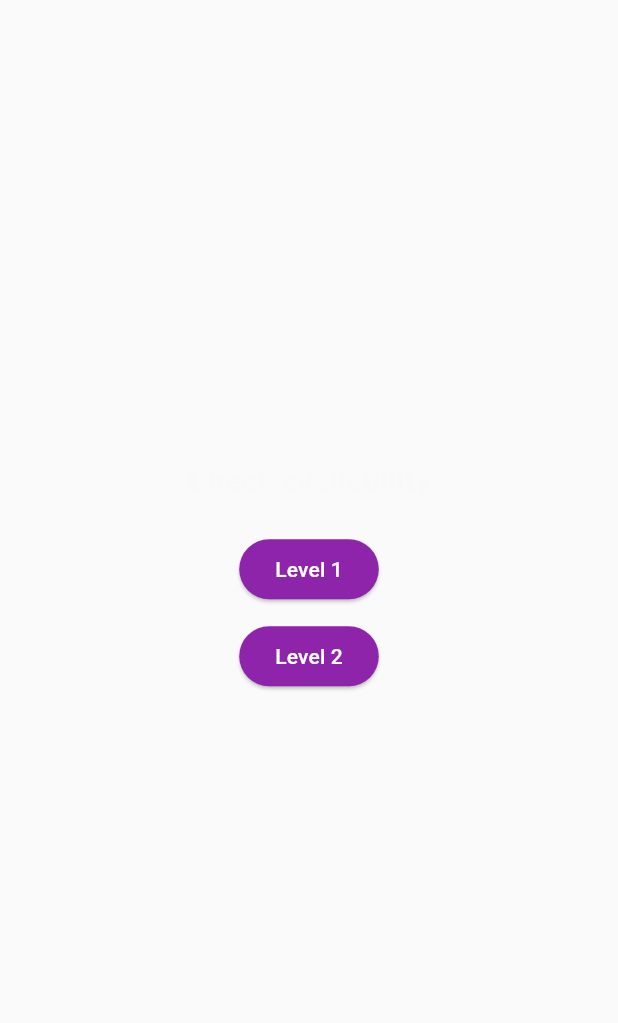
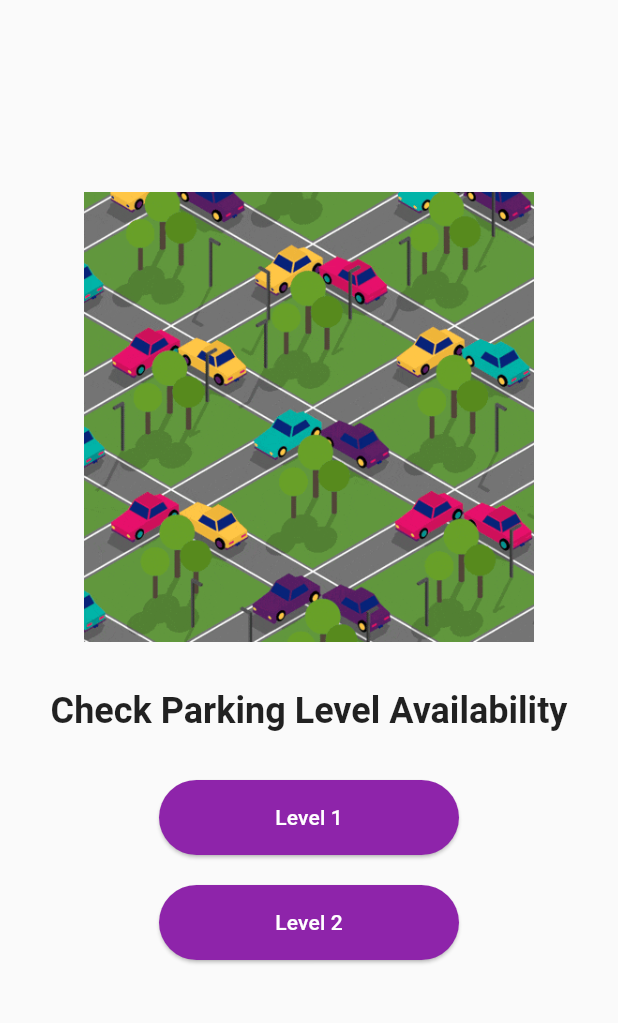
Before and after one commit to ElLord77/TripleM, a Flutter app: the AvailabilityScreen screen opened directly, on a phone screen of 412 x 824 dp, the part 84-1107 px from its top. Run offline on Flutter 3.47's test engine with Material 3 defaults, Android fonts, the light colour scheme and no system bars; our stand-ins replace cloud_firestore, firebase_auth, firebase_core, firebase_database, flutter_credit_card, shared_preferences; accounts and stored records are empty.

Commit message:
soon inshallah

```diff
--- a/lib/screens/availability_screen.dart
+++ b/lib/screens/availability_screen.dart
@@ -9,45 +9,85 @@ class AvailabilityScreen extends StatelessWidget {
 
   @override
   Widget build(BuildContext context) {
+    final ThemeData theme = Theme.of(context); // Get the current theme
+
     return Scaffold(
       appBar: AppBar(
+        // AppBar styling will come from main.dart's AppBarTheme
         title: Row(
           children: [
             Image.asset(
               'images/logo.jpg', // Your logo asset path
-              height: 30, // Adjust the height to make the logo smaller
+              height: 30,
             ),
             const SizedBox(width: 8),
-            const Text("Availability"),
+            const Text("Availability"), // Text color will come from AppBarTheme
           ],
         ),
       ),
-
+      // scaffoldBackgroundColor will come from main.dart
       body: Center(
+        child: SingleChildScrollView( // Added SingleChildScrollView for smaller screens
+          padding: const EdgeInsets.all(20.0),
           child: Column(
             mainAxisAlignment: MainAxisAlignment.center,
             children: [
-            const Text(
-              'Check availability',
-              style: TextStyle(fontSize: 20, fontWeight: FontWeight.bold, color: Color(0xFFF9F9F9)),
+              // --- Added GIF ---
+              Image.asset(
+                'images/level.gif', // IMPORTANT: Ensure this path is correct
+                height: 300,
+                width: 300,// Adjust height as needed
+                errorBuilder: (context, error, stackTrace) {
+                  // Fallback if the GIF fails to load
+                  return Container(
+                    height: 150,
+                    width: 200,
+                    color: Colors.grey[300],
+                    child: const Center(
+                      child: Text('Level animation loading...'),
                     ),
-            const SizedBox(height: 20),
+                  );
+                },
+              ),
+              const SizedBox(height: 30), // Space after GIF
+              // --- End GIF ---
+
+              Text(
+                'Check Parking Level Availability', // Updated text
+                style: theme.textTheme.headlineSmall?.copyWith(
+                  // Color will be inherited from theme.textTheme.headlineSmall
+                  fontWeight: FontWeight.bold,
+                ),
+                textAlign: TextAlign.center,
+              ),
+              const SizedBox(height: 30), // Increased spacing
               ElevatedButton(
+                // Style will come from theme.elevatedButtonTheme
+                style: ElevatedButton.styleFrom(
+                  minimumSize: const Size(200, 50), // Make buttons a bit larger
+                  padding: const EdgeInsets.symmetric(horizontal: 20, vertical: 15),
+                ),
                 onPressed: () => Navigator.push(
                   context,
                   MaterialPageRoute(builder: (context) => const ParkingSlots()),
                 ),
-              child: const Text('Level 1'),
+                child: const Text('Level 1'), // Text color from ElevatedButtonTheme
               ),
-            const SizedBox(height: 10),
+              const SizedBox(height: 20), // Increased spacing
               ElevatedButton(
+                // Style will come from theme.elevatedButtonTheme
+                style: ElevatedButton.styleFrom(
+                  minimumSize: const Size(200, 50), // Make buttons a bit larger
+                  padding: const EdgeInsets.symmetric(horizontal: 20, vertical: 15),
+                ),
                 onPressed: () => Navigator.push(
                   context,
                   MaterialPageRoute(builder: (context) => const ParkingSlots2()),
                 ),
-              child: const Text('Level 2'),
+                child: const Text('Level 2'), // Text color from ElevatedButtonTheme
               ),
             ],
+          ),
         ),
       ),
     );
```
Also changed, not shown: lib/screens/contact_us_screen.dart (+37 -17 lines), lib/screens/pay_parking_screen.dart (+49 -19 lines), images/contact.gif (added), images/level.gif (added), images/pay.gif (added). Lines whose indentation alone changed are shown as unchanged.
